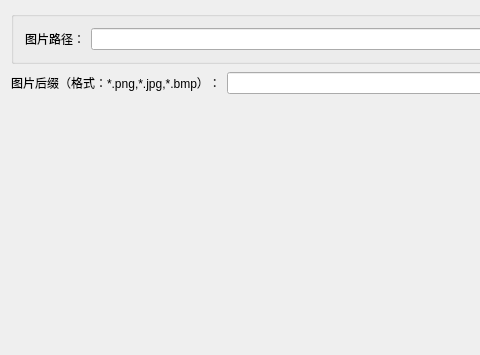
Above: src/mainwidget.ui from ShmilyBluesky/PixmapFormatCheckPro before the change; both pictures show x 0 to 480 and y 0 to 355 of the 823 by 355 pixel window. Below: the same form after it.
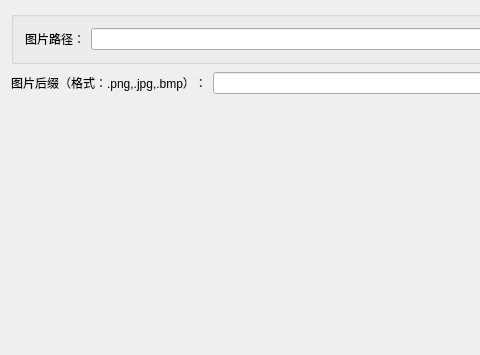
That is the form after the change.

Commit message: MOD : 工具修改。

Diff of the .ui file:
```diff
--- a/src/mainwidget.ui
+++ b/src/mainwidget.ui
@@ -49,7 +49,7 @@
      <item>
       <widget class="QLabel" name="lbl_suffix">
        <property name="text">
-        <string>图片后缀（格式：*.png,*.jpg,*.bmp）：</string>
+        <string>图片后缀（格式：.png,.jpg,.bmp）：</string>
        </property>
       </widget>
      </item>
```
The commit also changes 1 other file.
